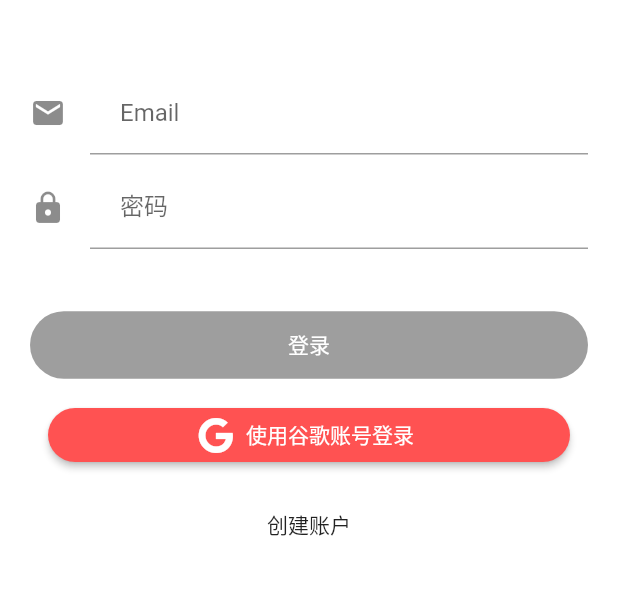
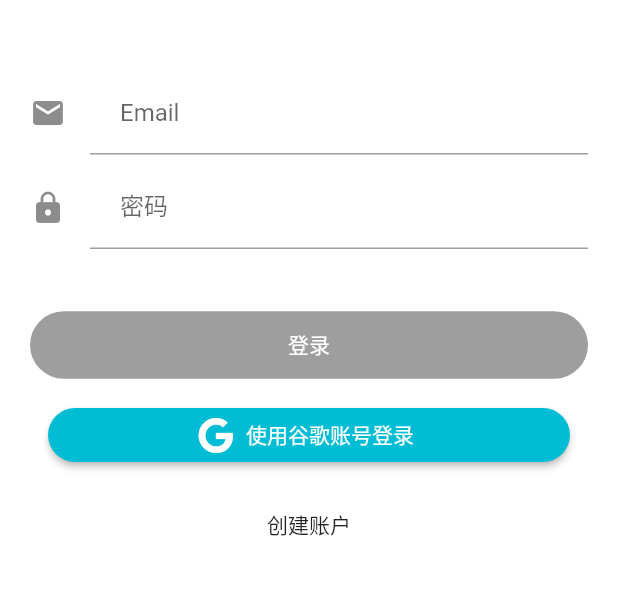
Before and after one commit to FreeTitle/FreetitleApp, a Flutter app: the LoginScreen screen opened directly, after a tap on "使用谷歌账号登录", on a phone screen of 412 x 824 dp, the part 174-769 px from its top. Run offline on Flutter 3.47's test engine with Material 2 defaults, Android fonts, the phone set to English and light mode, and no system bars; our stand-ins replace bloc, cloud_firestore, equatable, firebase_auth, firebase_storage, flushbar and 11 more; missing offline and left inert: algolia, dash_chat, flappy_search_bar; accounts and stored records are empty.

Commit message:
fix login redirect bug

```diff
--- a/lib/views/login/google_login_button.dart
+++ b/lib/views/login/google_login_button.dart
@@ -1,5 +1,6 @@
 import 'package:flutter/material.dart';
 import 'package:flutter_bloc/flutter_bloc.dart';
+import 'package:freetitle/app_theme.dart';
 import 'package:freetitle/views/login/login.dart';
 import 'package:font_awesome_flutter/font_awesome_flutter.dart';
 
@@ -20,7 +21,7 @@ class GoogleLoginButton extends StatelessWidget {
         },
         label: Text('使用谷歌账号登录', style: TextStyle(color: Colors.white)),
 
-        color: Colors.redAccent,
+        color: AppTheme.primary,
       ),
     );
   }
--- a/lib/views/login/login_form.dart
+++ b/lib/views/login/login_form.dart
@@ -78,6 +78,9 @@ class _LoginFormState extends State<LoginForm> {
           returnDialog('登录', '谷歌登录失败,请重试', 5);
         if (state.isSuccess) {
           BlocProvider.of<AuthenticationBloc>(context).dispatch(LoggedIn());
+          if(Navigator.canPop(context)){
+            Navigator.of(context).pop();
+          }
         }
       },
       child: BlocBuilder(
```
